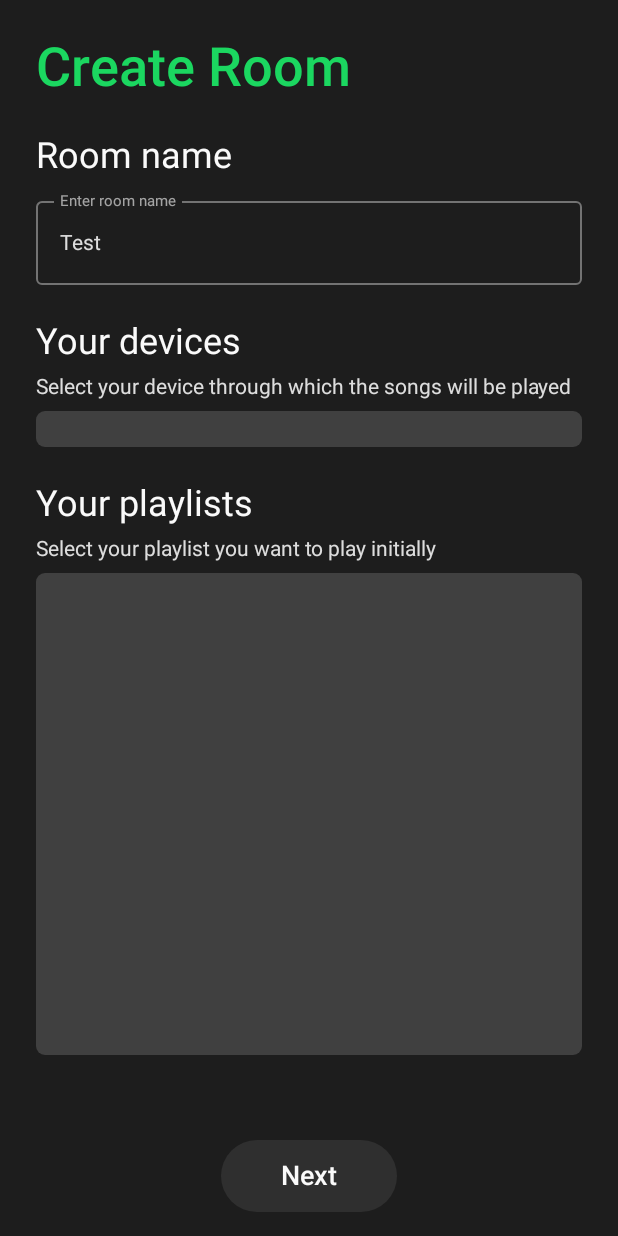
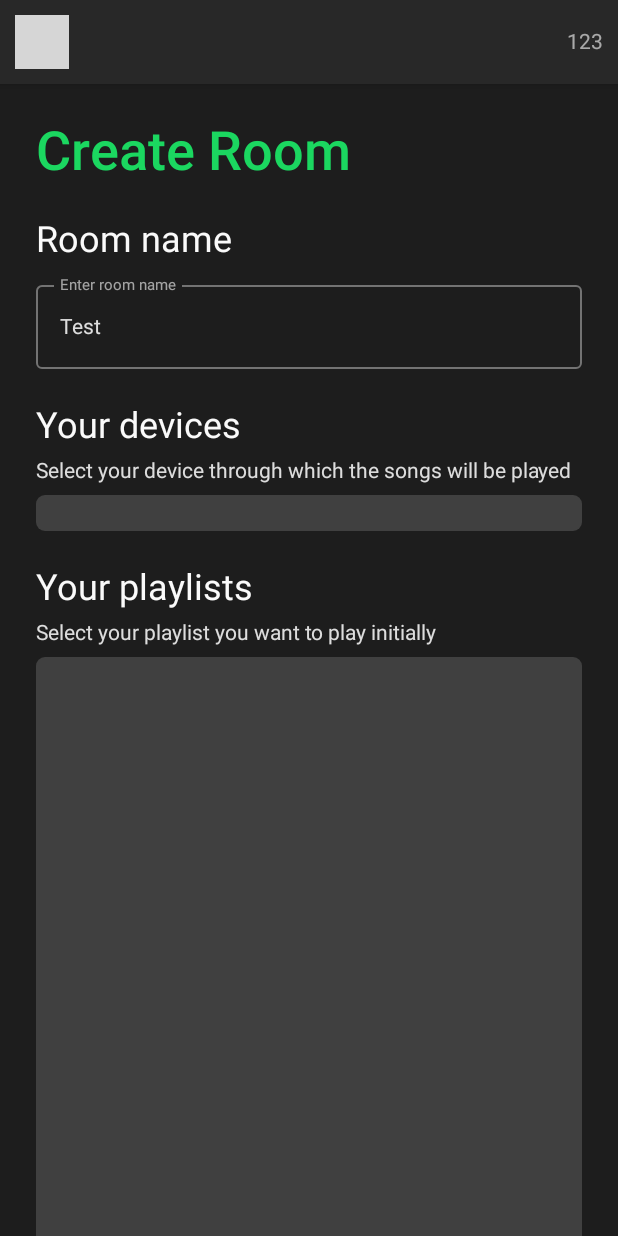
Before and after one commit to UTN-FRBA-Mobile/SpotiVote, an Android app built with Jetpack Compose: the CreateRoomScreen screen opened through its navigation route, on a phone screen of 412 x 824 dp. Run offline under Robolectric (Android 15) with nearby library versions, the phone set to English and light mode, and no system bars; libraries missing offline, so code that uses them is left out: com.spotify.sdk; network calls fail; pictures from the network do not load; 2 statements that could not run were skipped; grey boxes are pictures that could not be loaded.

Commit message:
Merge main

```diff
--- a/Frontend/app/src/main/java/com/example/spotivote/ui/screens/CreateRoomScreen.kt
+++ b/Frontend/app/src/main/java/com/example/spotivote/ui/screens/CreateRoomScreen.kt
@@ -5,7 +5,9 @@ import androidx.compose.foundation.background
 import androidx.compose.foundation.layout.*
 import androidx.compose.foundation.lazy.LazyColumn
 import androidx.compose.foundation.lazy.items
+import androidx.compose.foundation.rememberScrollState
 import androidx.compose.foundation.shape.RoundedCornerShape
+import androidx.compose.foundation.verticalScroll
 import androidx.compose.material.*
 import androidx.compose.runtime.*
 import androidx.compose.ui.Alignment
@@ -82,19 +84,18 @@ fun CreateRoomScreen(accessToken: String, user: User, onCreateRoom: (roomConfig:
 
     Surface(
         modifier = Modifier
-            .fillMaxSize(),
+            .fillMaxSize()
+            .verticalScroll(rememberScrollState()),
         color = MaterialTheme.colors.background
     ) {
-        Box(
-            modifier = Modifier
-                .fillMaxSize()
-                .padding(bottom = 16.dp)
+        Column(
+            modifier = Modifier.fillMaxSize()
         ) {
+            NavBar(user = user)
             Column(
                 modifier = Modifier
                     .fillMaxHeight()
-                    .padding(24.dp)
-                    .align(Alignment.TopStart),
+                    .padding(24.dp),
                 horizontalAlignment = Alignment.CenterHorizontally,
             ) {
                 Text(
@@ -166,7 +167,7 @@ fun CreateRoomScreen(accessToken: String, user: User, onCreateRoom: (roomConfig:
                         modifier = Modifier
                             .fillMaxWidth()
                             .clip(shape = RoundedCornerShape(6.dp))
-                            .fillMaxHeight(0.8f)
+                            .height(400.dp)
                             .background(color = Color(0xFF404040))
                     ) {
                         LazyColumn {
@@ -178,9 +179,17 @@ fun CreateRoomScreen(accessToken: String, user: User, onCreateRoom: (roomConfig:
                         }
                     }
                 }
-            }
+
+                Spacer(
+                    modifier = Modifier.height(24.dp)
+                )
+
+                if (
+                    playlistId != "" &&
+                    device != "" &&
+                    name != ""
+                ) {
                     Button(
-                enabled = playlistId != "" && device != "" && name != "",
                         onClick = {
                             onCreateRoom(
                                 RoomConfig(
@@ -193,7 +202,6 @@ fun CreateRoomScreen(accessToken: String, user: User, onCreateRoom: (roomConfig:
                         modifier = Modifier
                             .height(48.dp)
                             .clip(RoundedCornerShape(100.dp))
-                    .align(Alignment.BottomCenter)
                     ) {
                         Text(
                             text = "Next",
@@ -204,3 +212,5 @@ fun CreateRoomScreen(accessToken: String, user: User, onCreateRoom: (roomConfig:
                 }
             }
         }
+    }
+}
```
Lines whose indentation alone changed are shown as unchanged.
